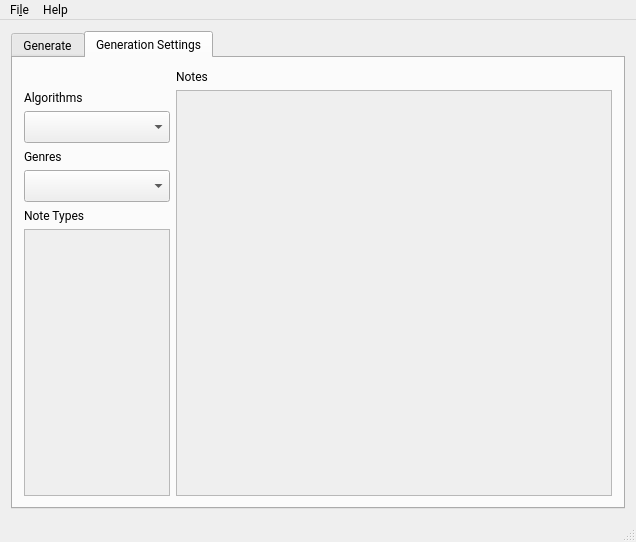
This is Music_Generator/mainwindow.ui in Jared-Gross/Algorhythm as Qt 5 draws it before an edit. The edited form follows.
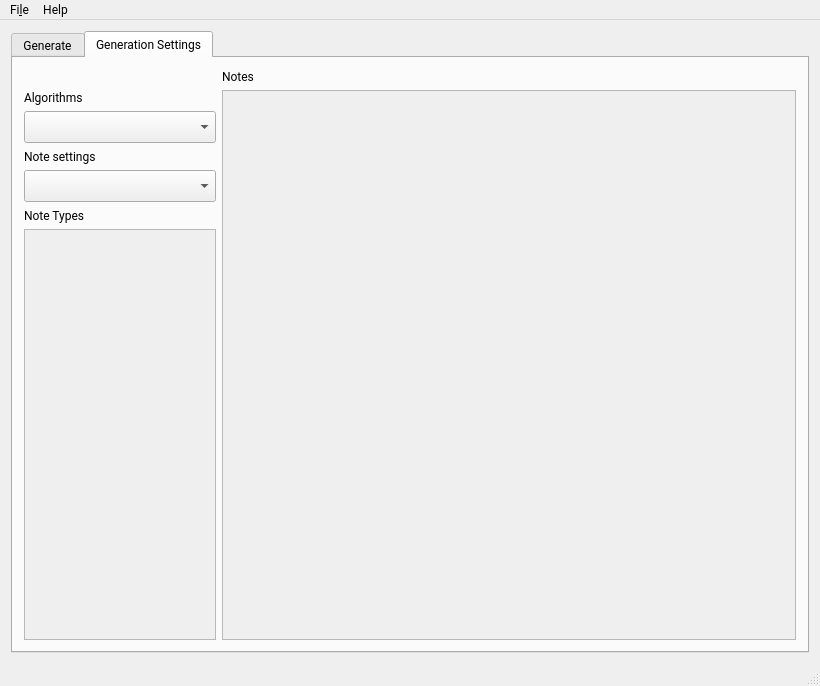
This is the edited form. The open tabs and pages were chosen to show the change.

Diff of the .ui file:
```diff
--- a/Music_Generator/mainwindow.ui
+++ b/Music_Generator/mainwindow.ui
@@ -6,8 +6,8 @@
    <rect>
     <x>0</x>
     <y>0</y>
-    <width>636</width>
-    <height>542</height>
+    <width>820</width>
+    <height>686</height>
    </rect>
   </property>
   <property name="sizePolicy">
@@ -232,8 +232,8 @@
               <rect>
                <x>0</x>
                <y>0</y>
-               <width>438</width>
-               <height>400</height>
+               <width>576</width>
+               <height>544</height>
               </rect>
              </property>
              <layout class="QGridLayout" name="gridLayout_10">
@@ -273,8 +273,8 @@
                 <rect>
                  <x>0</x>
                  <y>0</y>
-                 <width>142</width>
-                 <height>244</height>
+                 <width>188</width>
+                 <height>388</height>
                 </rect>
                </property>
                <layout class="QGridLayout" name="gridLayout_11">
@@ -288,7 +288,7 @@
             <item row="3" column="0">
              <widget class="QLabel" name="label_5">
               <property name="text">
-               <string>Genres</string>
+               <string>Note settings</string>
               </property>
              </widget>
             </item>
@@ -351,7 +351,7 @@
     <rect>
      <x>0</x>
      <y>0</y>
-     <width>636</width>
+     <width>820</width>
      <height>23</height>
     </rect>
    </property>
```
Left out of the diff: 6 changed lines with no effect on the pictures.
